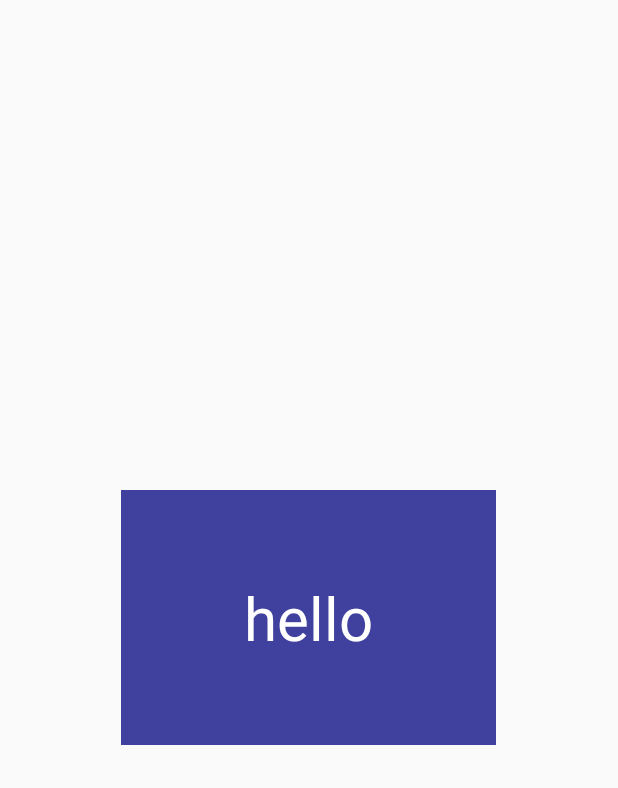
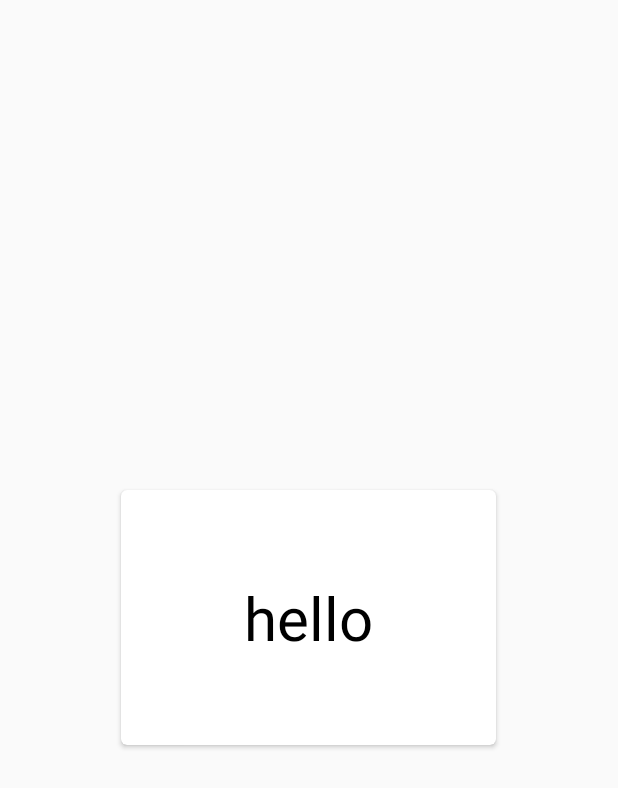
Before and after one commit to james-bonifacio/Explore-App, an Android app: the layout item.xml on its own in the app's theme, with its tools: preview values and no code run, on a phone screen of 412 x 824 dp. Shown: the top 788 px of the screen. Run offline under Robolectric (Android 15) with nearby library versions, the phone set to English and light mode, and no system bars.

Commit message:
Card ui changes

```diff
--- a/app/src/main/java/com/example/james/exploreapp/SwipeActivity.java
+++ b/app/src/main/java/com/example/james/exploreapp/SwipeActivity.java
@@ -33,7 +33,7 @@ public class SwipeActivity extends AppCompatActivity {
         al.add("css");
         al.add("javascript");
 
-        arrayAdapter = new ArrayAdapter<>(this, R.layout.item, R.id.helloText, al );
+        arrayAdapter = new ArrayAdapter<>(this, R.layout.item, R.id.name, al );
 
         SwipeFlingAdapterView flingContainer = (SwipeFlingAdapterView) findViewById(R.id.frame);
 
--- a/app/src/main/res/layout/item.xml
+++ b/app/src/main/res/layout/item.xml
@@ -1,35 +1,49 @@
 <?xml version="1.0" encoding="utf-8"?>
-<FrameLayout xmlns:android="http://schemas.android.com/apk/res/android"
+<LinearLayout xmlns:android="http://schemas.android.com/apk/res/android"
     xmlns:tools="http://schemas.android.com/tools"
+    xmlns:app="http://schemas.android.com/apk/res-auto"
+    android:layout_gravity="center"
+    android:layout_width="wrap_content"
+    android:layout_height="wrap_content"
+    android:paddingLeft="40sp"
+    android:paddingRight="40sp"
+    android:paddingTop="20sp"
+    android:paddingBottom="20sp"
+    android:outlineProvider="bounds"
+    android:clipToPadding="false">
+
+    <android.support.v7.widget.CardView
+        android:layout_width="wrap_content"
+        android:layout_height="wrap_content"
+        android:layout_gravity="center"
+        app:cardCornerRadius="4dp"
+        android:elevation="2dp"
+        android:id="@+id/cardView">
+
+        <FrameLayout
             android:layout_gravity="center"
             android:layout_width="250dp"
             android:layout_height="170dp">
 
+            <ImageView
+                android:layout_width="match_parent"
+                android:layout_height="match_parent"
+                android:id="@+id/image"/>
+
             <TextView
-        android:id="@+id/helloText"
+                android:id="@+id/name"
                 android:textSize="40sp"
-        android:textColor="@android:color/white"
-        android:background="#E339"
+                android:textColor="@android:color/black"
                 android:gravity="center"
                 tools:text="hello"
                 android:layout_width="match_parent"
                 android:layout_height="match_parent" />
 
-    <View
-        android:id="@+id/item_swipe_left_indicator"
-        android:alpha="0"
-        android:layout_width="20dp"
-        android:layout_height="20dp"
-        android:layout_margin="10dp"
-        android:background="#A5F" />
+        </FrameLayout>
 
-    <View
-        android:id="@+id/item_swipe_right_indicator"
-        android:alpha="0"
-        android:layout_width="20dp"
-        android:layout_height="20dp"
-        android:layout_margin="10dp"
-        android:layout_gravity="right"
-        android:background="#5AF" />
 
-</FrameLayout>
+
+
+    </android.support.v7.widget.CardView>
+
+</LinearLayout>
```
Lines whose indentation alone changed are shown as unchanged.
